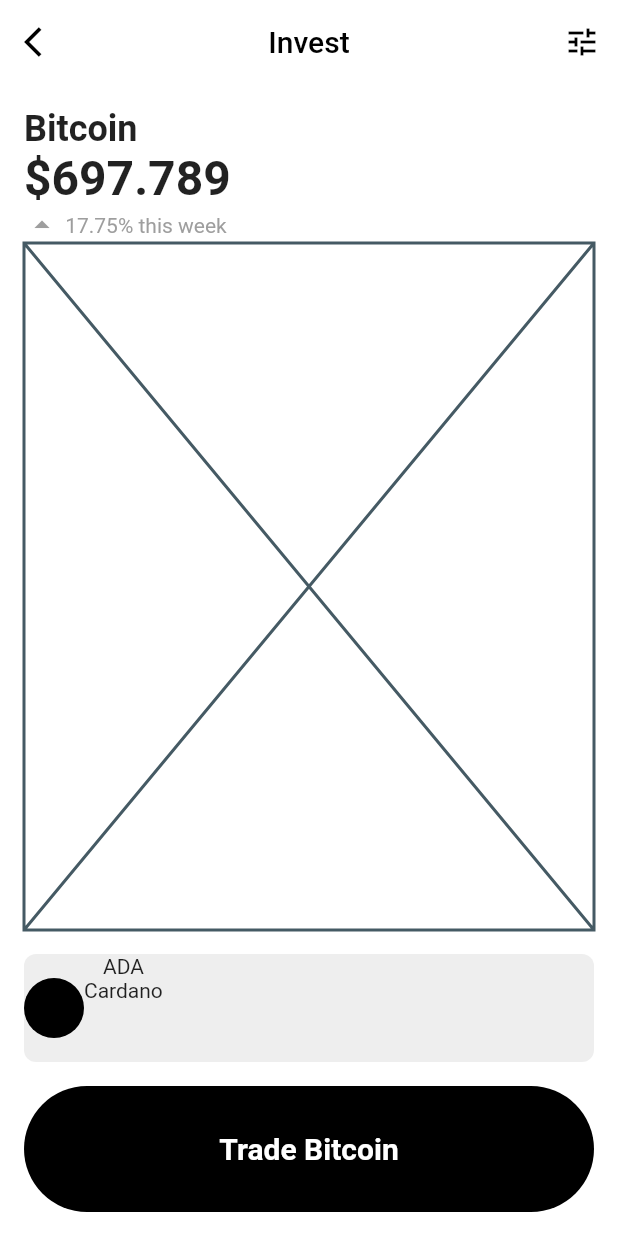
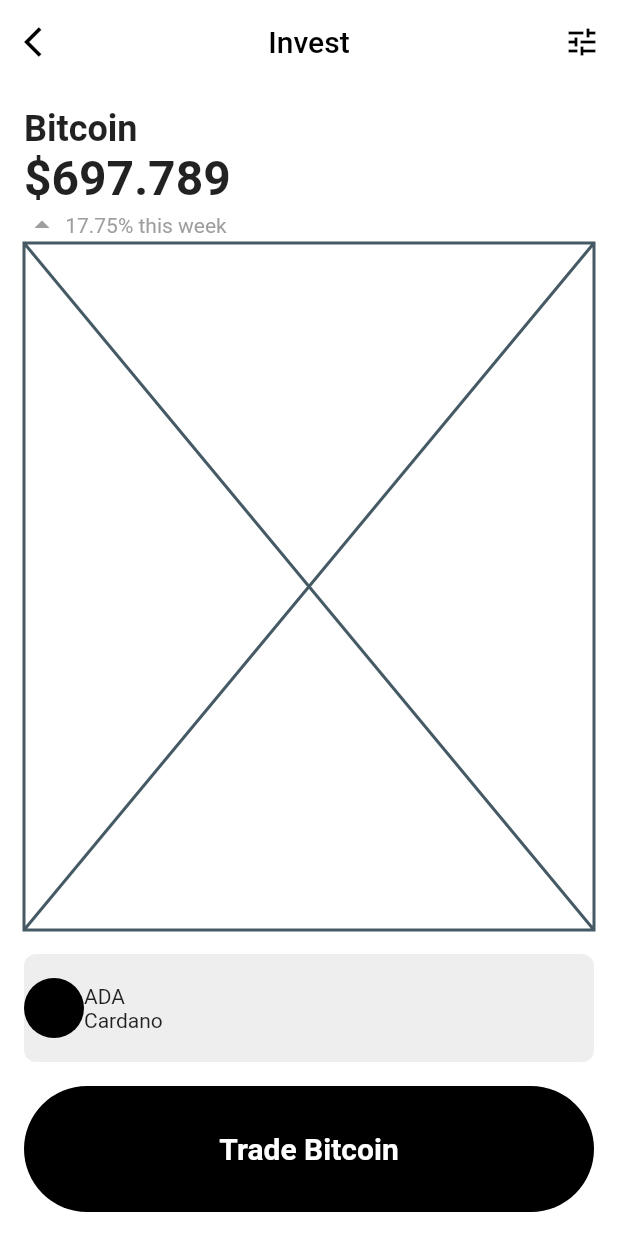
Before and after one commit to JAICHANGPARK/flutter_notebook_19th_story, a Flutter app: the screen it shows after launch, on a phone screen of 412 x 824 dp. Run offline on Flutter 3.47's test engine with Material 2 defaults, Android fonts, the phone set to English and light mode, and no system bars; our stand-ins replace cached_network_image, countup, fl_chart, flutter_riverpod, freezed_annotation, smooth_page_indicator and 1 more.

Commit message:
Update crypto_invest_page.dart

```diff
--- a/lib/ep1121_crypto_analysis_app/src/ui/crypto_invest_page.dart
+++ b/lib/ep1121_crypto_analysis_app/src/ui/crypto_invest_page.dart
@@ -82,12 +82,16 @@ class _CryptoInvestPageState extends State<CryptoInvestPage> {
                           backgroundColor: Colors.black,
                         ),
                         Column(
+                          mainAxisAlignment: MainAxisAlignment.center,
+                          crossAxisAlignment: CrossAxisAlignment.start,
                           children: [
                             Text("ADA"),
                             Text("Cardano"),
                           ],
                         ),
                         Column(
+                          mainAxisAlignment: MainAxisAlignment.center,
+                          crossAxisAlignment: CrossAxisAlignment.start,
                           children: [
 
                           ],
```
